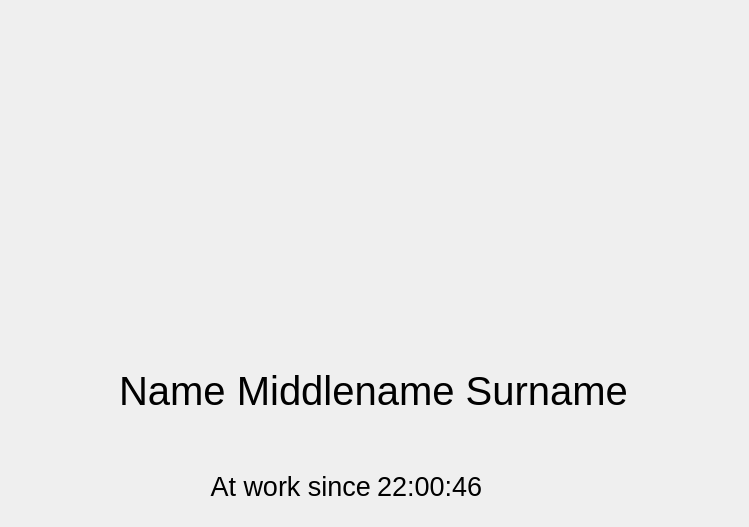
Before: the Qt Designer form showlasteventdialog.ui in igorko100/qtinout, drawn with Qt 5.
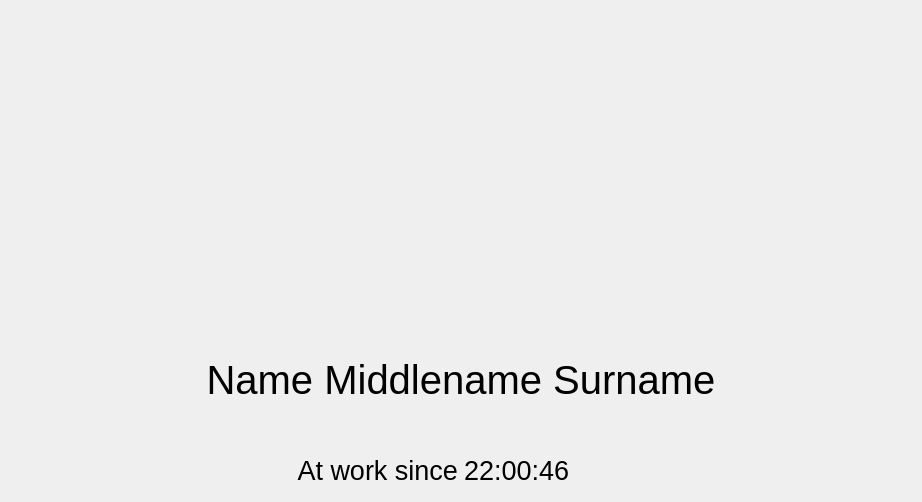
After: the same form once the commit is applied.

What changed in the file:
```diff
--- a/showlasteventdialog.ui
+++ b/showlasteventdialog.ui
@@ -6,12 +6,12 @@
    <rect>
     <x>0</x>
     <y>0</y>
-    <width>749</width>
-    <height>527</height>
+    <width>922</width>
+    <height>502</height>
    </rect>
   </property>
   <property name="sizePolicy">
-   <sizepolicy hsizetype="Fixed" vsizetype="Fixed">
+   <sizepolicy hsizetype="Preferred" vsizetype="Preferred">
     <horstretch>0</horstretch>
     <verstretch>0</verstretch>
    </sizepolicy>
@@ -22,15 +22,8 @@
   <property name="autoFillBackground">
    <bool>true</bool>
   </property>
-  <widget class="QWidget" name="gridLayoutWidget">
-   <property name="geometry">
-    <rect>
-     <x>0</x>
-     <y>20</y>
-     <width>747</width>
-     <height>491</height>
-    </rect>
-   </property>
+  <layout class="QGridLayout" name="gridLayout_2">
+   <item row="0" column="0">
    <layout class="QGridLayout" name="gridLayout">
     <item row="2" column="0" colspan="2">
      <widget class="QLabel" name="PibLabel">
@@ -123,7 +116,8 @@
      </spacer>
     </item>
    </layout>
-  </widget>
+   </item>
+  </layout>
  </widget>
  <resources/>
  <connections/>
```
Lines whose indentation alone changed are shown as unchanged.
